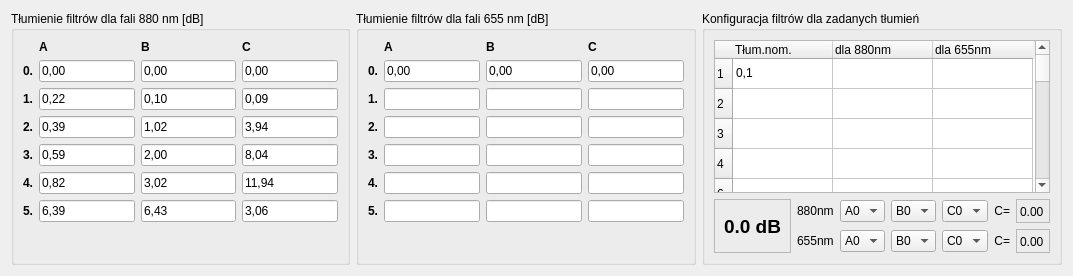
The window that CzujkiLinioweApp/ustawieniafiltrow.ui (wiacekmarcin/CzujkiLiniowe) describes before a commit, drawn with Qt 5.
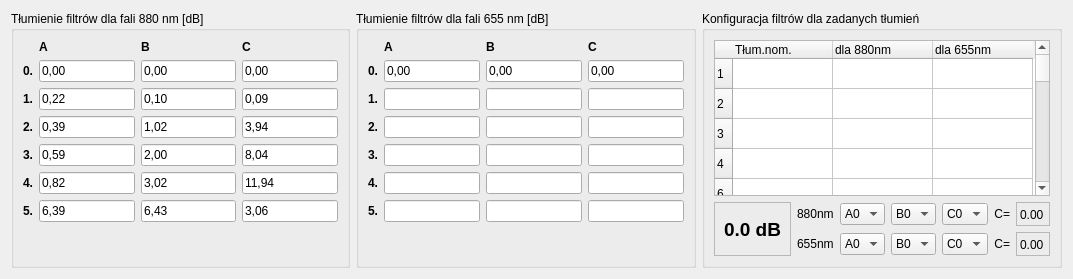
The same window after the commit.

```diff
--- a/CzujkiLinioweApp/ustawieniafiltrow.ui
+++ b/CzujkiLinioweApp/ustawieniafiltrow.ui
@@ -7,7 +7,7 @@
     <x>0</x>
     <y>0</y>
     <width>1073</width>
-    <height>276</height>
+    <height>279</height>
    </rect>
   </property>
   <property name="windowTitle">
@@ -670,7 +670,7 @@
         </column>
         <item row="0" column="0">
          <property name="text">
-          <string>0,1</string>
+          <string/>
          </property>
         </item>
        </widget>
```
